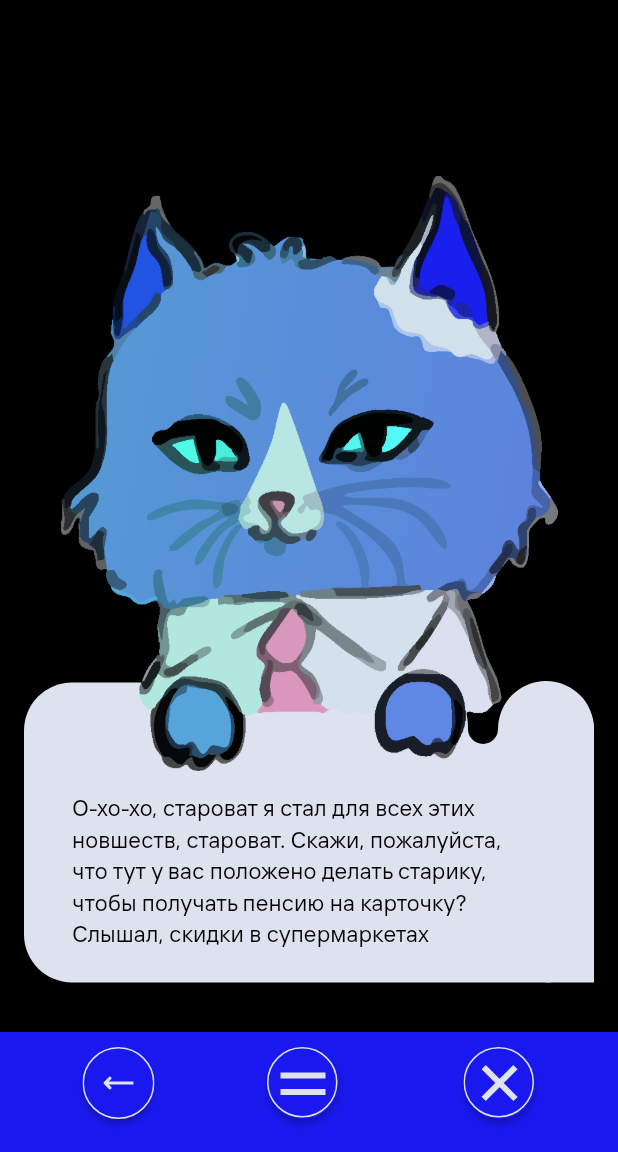
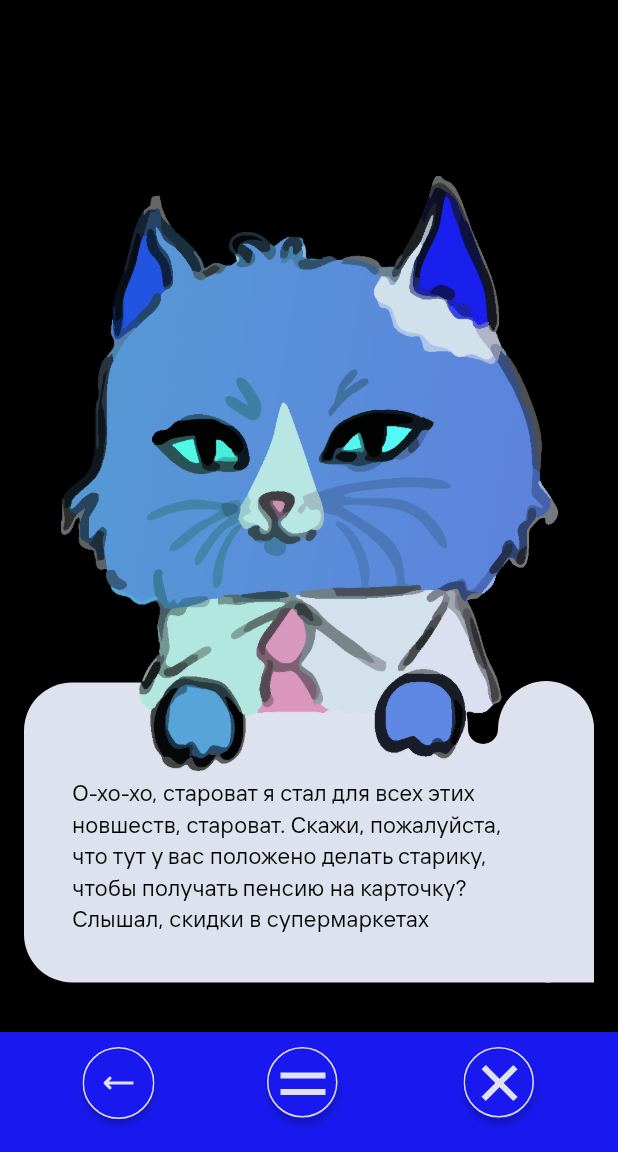
Before and after one commit to dorianskazochnik/cards, a Flutter app: the screen it shows after launch, on a phone screen of 412 x 824 dp, the part 84-1236 px from its top. Run offline on Flutter 3.47's test engine with Material 3 defaults, Android fonts, the light colour scheme and no system bars; our stand-ins replace flutter_svg.

Commit message:
fixed text position (again)

```diff
--- a/lib/main.dart
+++ b/lib/main.dart
@@ -77,7 +77,9 @@ class GamePage extends StatelessWidget{
                 width: appWidth - 80,
               ),
             ),
-            FutureBuilder(
+            Positioned(
+              bottom: 10,
+              child: FutureBuilder(
                 future: getData(),
                 builder: (context, snapshot) {
                   if (snapshot.connectionState == ConnectionState.waiting || snapshot.hasError) {
@@ -101,10 +103,12 @@ class GamePage extends StatelessWidget{
                       text: [],
                       keywordsstr: [],
                       width: appWidth - 32,
-                    height: 200,);
+                      height: 200,
+                    );
                   }
                 },
               ),
+            )
           ],
         ),
       ),
```
Lines whose indentation alone changed are shown as unchanged.
